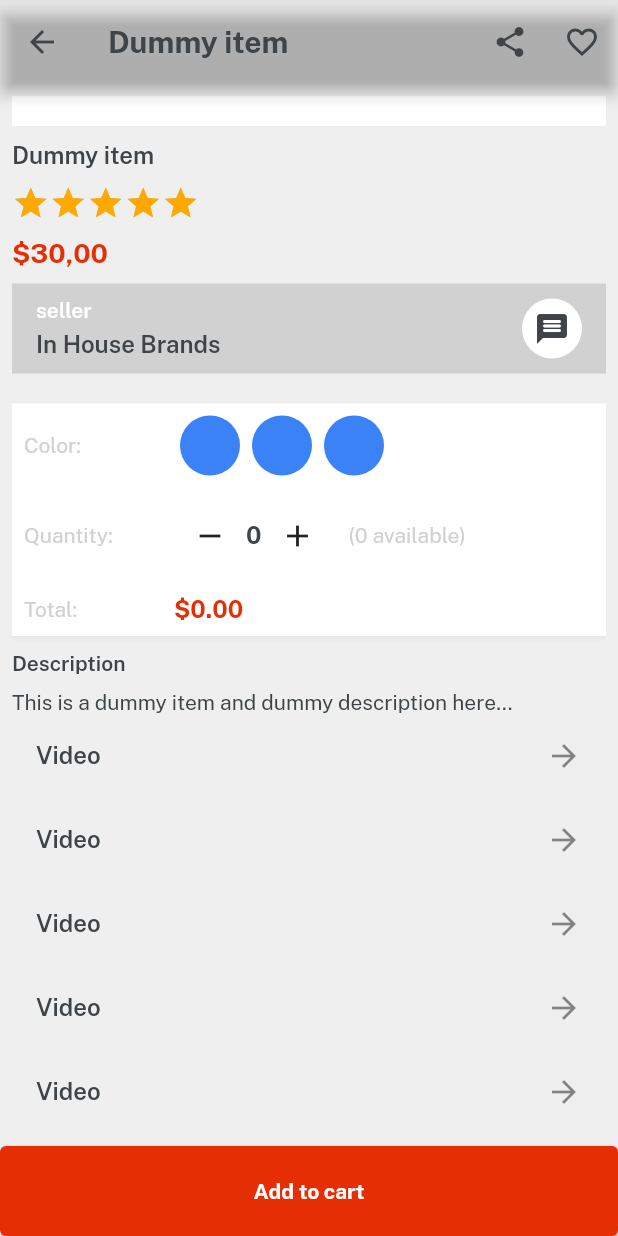
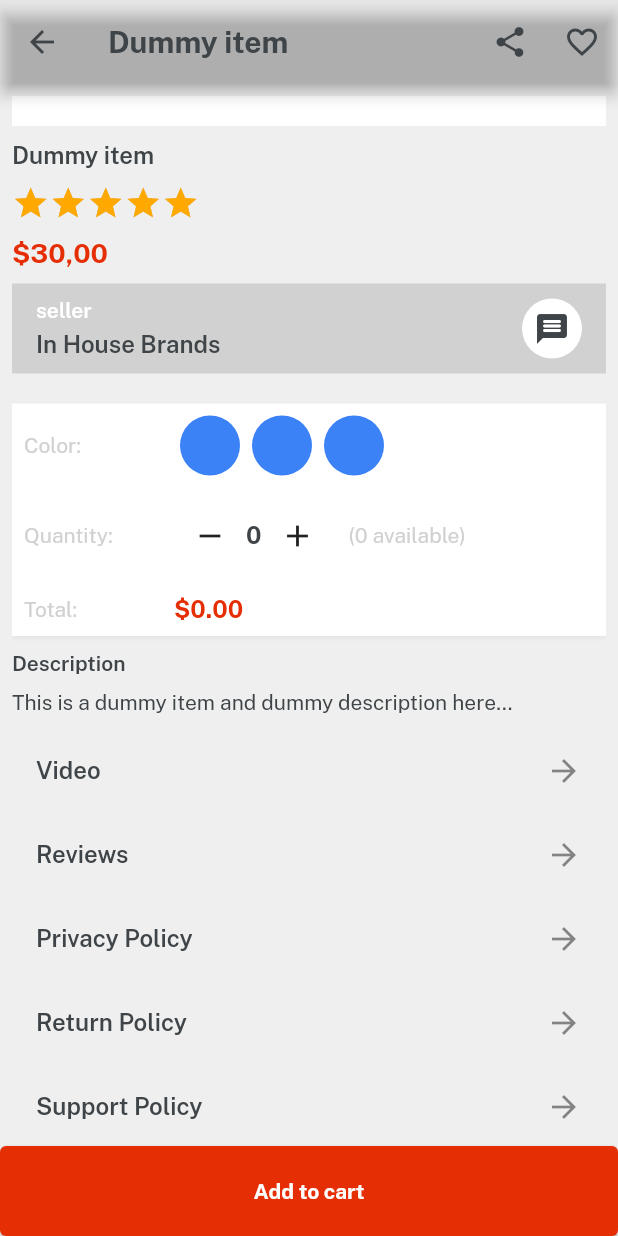
Before and after one commit to JUST9N1/Ecommerce-individual, a Flutter app: the ItemDetails screen opened directly, scrolled down 330 dp, on a phone screen of 412 x 824 dp. Run offline on Flutter 3.47's test engine with Material 2 defaults, Android fonts, the phone set to English and light mode, and no system bars; drawn by our look-alikes of velocity_x; our stand-ins replace get.

Commit message:
dummy item details page completed

```diff
--- a/lib/consts/lists.dart
+++ b/lib/consts/lists.dart
@@ -36,3 +36,5 @@ const categoryImages = [
   imgFc8,
   imgFc9,
 ];
+
+const itemDetailButtonsList = [video, reviews, privacyPolicy, returnpolicy, supportPolicy];
--- a/lib/consts/strings.dart
+++ b/lib/consts/strings.dart
@@ -49,5 +49,10 @@ const womenClothing = "Women Clothing",
     cellphone = "Cellphone & Tab",
     furniture = "Furniture";
 
-
 // item details strings
+const video = "Video",
+    reviews = "Reviews",
+    sellerpolicy = "Seller Policy",
+    returnpolicy = "Return Policy",
+    supportPolicy = "Support Policy",
+    productsyoumaylike = "Products you may also like";
--- a/lib/views/category_screen/item_details.dart
+++ b/lib/views/category_screen/item_details.dart
@@ -1,3 +1,4 @@
+import 'package:emart_app/consts/lists.dart';
 import 'package:emart_app/widgets_common/our_button.dart';
 
 import '../../consts/consts.dart';
@@ -187,19 +188,64 @@ class ItemDetails extends StatelessWidget {
                   .make(),
 
               // buttons section
+              10.heightBox,
 
               ListView(
+                physics: const NeverScrollableScrollPhysics(),
                 shrinkWrap: true,
                 children: List.generate(
-                    5,
+                    itemDetailButtonsList.length,
                     (index) => ListTile(
-                          title: "Video"
+                          title: "${itemDetailButtonsList[index]}"
                               .text
                               .fontFamily(semibold)
                               .color(darkFontGrey)
                               .make(),
                           trailing: const Icon(Icons.arrow_forward),
                         )),
+              ),
+              20.heightBox,
+
+              // products may like section
+
+              productsyoumaylike.text
+                  .fontFamily(bold)
+                  .size(16)
+                  .color(darkFontGrey)
+                  .make(),
+              10.heightBox,
+
+              SingleChildScrollView(
+                scrollDirection: Axis.horizontal,
+                child: Row(
+                  children: List.generate(
+                      6,
+                      (index) => Column(
+                            crossAxisAlignment: CrossAxisAlignment.start,
+                            children: [
+                              Image.asset(imgP1, width: 130, fit: BoxFit.cover),
+                              10.heightBox,
+                              "Laptop 4GB/64GB"
+                                  .text
+                                  .fontFamily(semibold)
+                                  .color(darkFontGrey)
+                                  .make(),
+                              10.heightBox,
+                              "\$600"
+                                  .text
+                                  .color(redColor)
+                                  .fontFamily(bold)
+                                  .size(16)
+                                  .make()
+                            ],
+                          )
+                              .box
+                              .white
+                              .margin(const EdgeInsets.symmetric(horizontal: 4))
+                              .roundedSM
+                              .padding(const EdgeInsets.all(8))
+                              .make()),
+                ),
               )
             ]),
           ),
--- a/lib/views/home_screen/home_screen.dart
+++ b/lib/views/home_screen/home_screen.dart
@@ -167,7 +167,7 @@ class HomeScreen extends StatelessWidget {
                                               CrossAxisAlignment.start,
                                           children: [
                                             Image.asset(imgP1,
-                                                width: 150, fit: BoxFit.cover),
+                                                width: 130, fit: BoxFit.cover),
                                             10.heightBox,
                                             "Laptop 4GB/64GB"
                                                 .text
```
